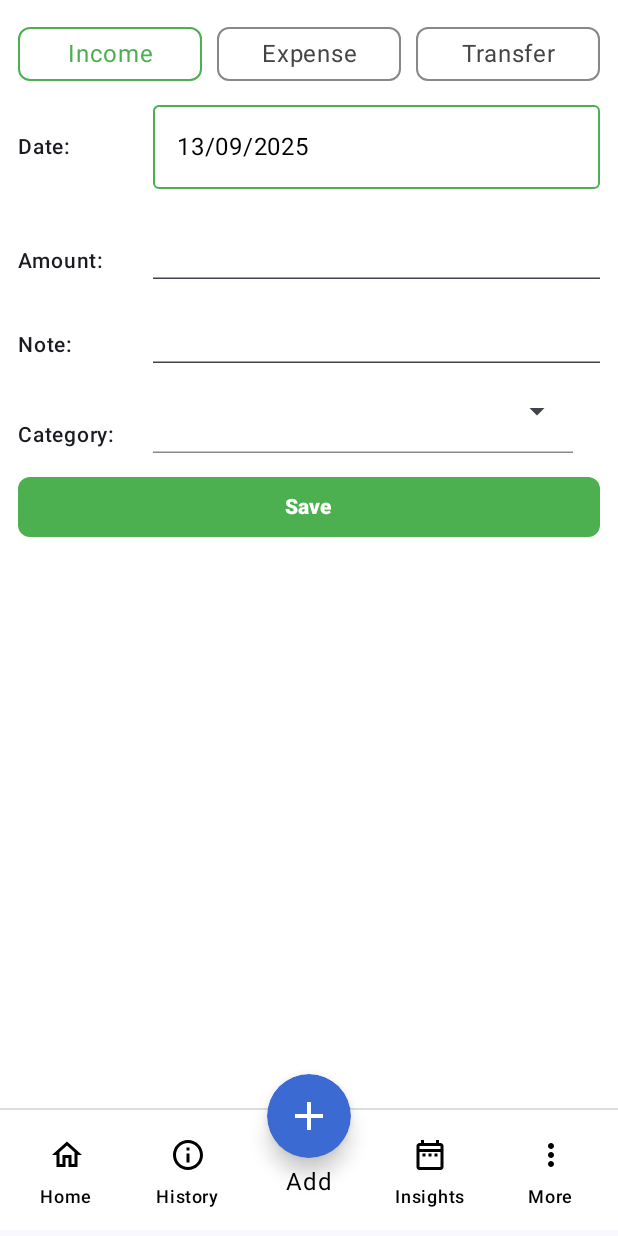
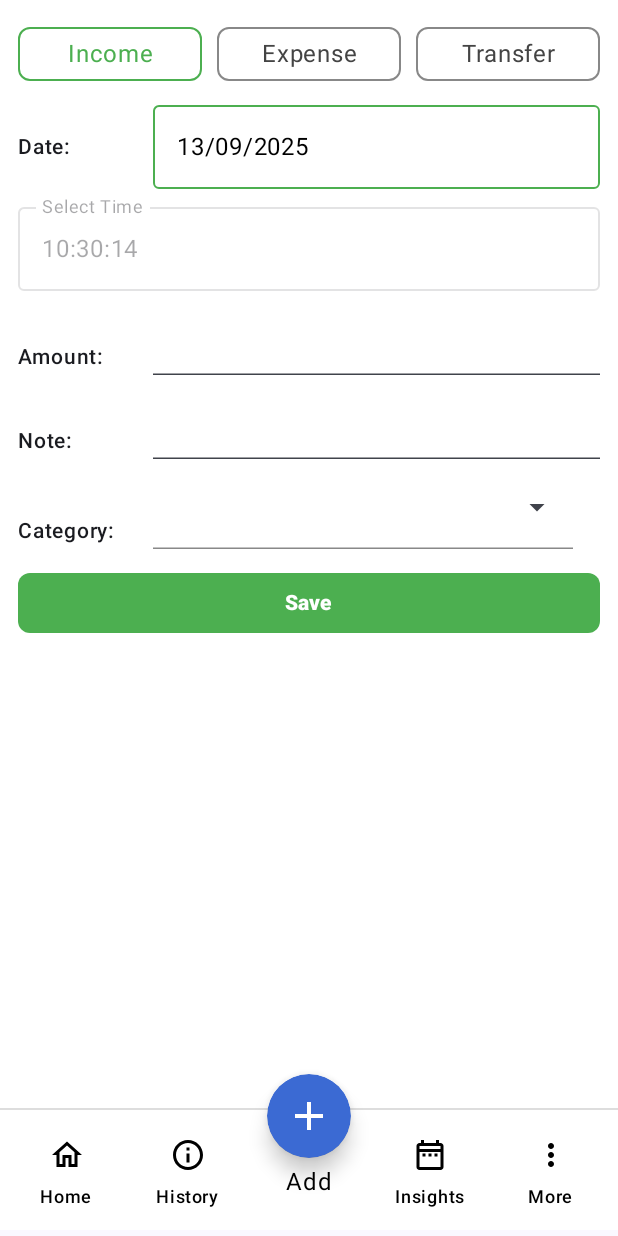
Before and after one commit to 21AbhishekKS/SpendWiz, an Android app built with Jetpack Compose: the screen it shows after launch (MainActivity), after a tap on "Add", on a phone screen of 412 x 824 dp. Run offline under Robolectric (Android 15) with nearby library versions, the light colour scheme and no system bars; our stand-ins replace Room's generated code, livedata-compose; libraries missing offline, so code that uses them is left out: com.aay.compose.

Commit message:
Time field added to database

```diff
--- a/app/src/main/java/com/abhi/expencetracker/Database/money/Money.kt
+++ b/app/src/main/java/com/abhi/expencetracker/Database/money/Money.kt
@@ -3,6 +3,9 @@ package com.abhi.expencetracker.Database.money
 import androidx.room.Entity
 import androidx.room.Index
 import androidx.room.PrimaryKey
+import java.text.SimpleDateFormat
+import java.util.Date
+import java.util.Locale
 
 @Entity(
     tableName = "money",
@@ -15,8 +18,15 @@ import androidx.room.PrimaryKey
     val description: String,
     val type: TransactionType,
     val date: String,
+    val time: String = getCurrentTime(),   // stores only time (default current)
     val upiRefNo: String? = null,
     val bankName: String? = null,
     val category: String = "Others",
     val subCategory: String? = null
-)
+){
+    companion object {
+        fun getCurrentTime(): String {
+            return SimpleDateFormat("HH:mm:ss", Locale.getDefault()).format(Date())
+        }
+    }
+}
--- a/app/src/main/java/com/abhi/expencetracker/Database/money/TransactionWithDate.kt
+++ /dev/null
@@ -1,6 +0,0 @@
-package com.abhi.expencetracker.Database.money
-
-data class TransactionWithDate(
-    val dateString: String,
-    val moneyList: List<Money>
-)
--- a/app/src/main/java/com/abhi/expencetracker/Screens/Add.kt
+++ b/app/src/main/java/com/abhi/expencetracker/Screens/Add.kt
@@ -33,7 +33,9 @@ import com.abhi.expencetracker.ViewModels.AddScreenViewModel
 import java.text.SimpleDateFormat
 import java.util.*
 import com.abhi.expencetracker.Database.money.CategoryData.*
+import com.abhi.expencetracker.Database.money.Money
 import com.abhi.expencetracker.ViewModels.CategoryViewModel
+import com.abhi.expencetracker.utils.TimePickerField
 
 @OptIn(ExperimentalMaterial3Api::class, ExperimentalLayoutApi::class)
 @RequiresApi(Build.VERSION_CODES.O)
@@ -58,7 +60,11 @@ fun AddScreen(
     var selectedSubCategory by rememberSaveable { mutableStateOf("") }
     var amount by rememberSaveable { mutableStateOf("") }
     var description by rememberSaveable { mutableStateOf("") }
-
+    var selectedTime by rememberSaveable {
+        mutableStateOf(
+             Money.getCurrentTime()  // only default if no incoming time
+        )
+    }
     val dateFormatter = SimpleDateFormat("dd/MM/yyyy", Locale.getDefault())
     var currentDate by rememberSaveable { mutableStateOf(dateFormatter.format(Date())) }
     val calendar = Calendar.getInstance()
@@ -130,6 +136,7 @@ fun AddScreen(
             description = description.ifBlank { "No description" },
             type = typeEnum,
             date = currentDate,
+            time = selectedTime,
             category = finalCategory,
             subCategory = selectedSubCategory.ifBlank { "General" }
         )
@@ -229,7 +236,12 @@ fun AddScreen(
                 )
             }
         }
-
+        TimePickerField(
+            selectedTime = selectedTime,
+            onTimeSelected = { newTime ->
+                selectedTime = newTime
+            }
+        )
         // Amount & Note
         FieldRow(
             label = "Amount",
--- a/app/src/main/java/com/abhi/expencetracker/Screens/InsightsScreen.kt
+++ b/app/src/main/java/com/abhi/expencetracker/Screens/InsightsScreen.kt
@@ -283,7 +283,8 @@ fun InsightsScreen(
                                                             "&type=${enc(item.type.toString())}" +
                                                             "&category=${enc(item.category ?: "")}" +
                                                             "&subCategory=${enc(item.subCategory ?: "")}" +
-                                                            "&date=${enc(item.date ?: "")}"
+                                                            "&date=${enc(item.date ?: "")}" +
+                                                            "&time=${item.time}"
                                                 )
                                             } else {
                                                 if (selectedItems.contains(itemId)) {
--- a/app/src/main/java/com/abhi/expencetracker/ViewModels/AddScreenViewModel.kt
+++ b/app/src/main/java/com/abhi/expencetracker/ViewModels/AddScreenViewModel.kt
@@ -58,6 +58,7 @@ class AddScreenViewModel : ViewModel() {
         description: String,
         type: TransactionType,
         category: String,
+        time: String,
         subCategory: String,
         date: String
     ) = viewModelScope.launch(Dispatchers.IO) {
@@ -69,7 +70,8 @@ class AddScreenViewModel : ViewModel() {
             type = type,
             category = category,
             subCategory = subCategory,
-            date = date
+            date = date,
+            time = time
         )
         moneyDao.updateMoney(updated)
     }
@@ -117,6 +119,7 @@ class AddScreenViewModel : ViewModel() {
         description: String,
         type: TransactionType,
         date: String,
+        time: String,
         category: String = "Others",
         subCategory: String? = null
     ) {
@@ -127,6 +130,7 @@ class AddScreenViewModel : ViewModel() {
                 description = description,
                 type = type,
                 date = date,
+                time = time,
                 category = category,
                 subCategory = subCategory
             )
--- a/app/src/main/java/com/abhi/expencetracker/navigation/BottomNav.kt
+++ b/app/src/main/java/com/abhi/expencetracker/navigation/BottomNav.kt
@@ -103,7 +103,7 @@ val context = LocalContext.current
                 composable(
                     route = Routes.UpdateScreen.route +
                             "?description={description}&amount={amount}&id={id}&type={type}" +
-                            "&category={category}&subCategory={subCategory}&date={date}",
+                            "&category={category}&subCategory={subCategory}&date={date}&time={time}",
                     arguments = listOf(
                         navArgument("description") { type = NavType.StringType; defaultValue = "" },
                         navArgument("amount") { type = NavType.FloatType; defaultValue = 0f },
@@ -111,7 +111,8 @@ val context = LocalContext.current
                         navArgument("type") { type = NavType.StringType; defaultValue = TransactionType.EXPENSE.toString() },
                         navArgument("category") { type = NavType.StringType; defaultValue = "" },
                         navArgument("subCategory") { type = NavType.StringType; defaultValue = "" },
-                        navArgument("date") { type = NavType.StringType; defaultValue = "" }
+                        navArgument("date") { type = NavType.StringType; defaultValue = "" },
+                        navArgument("time") { type = NavType.StringType; defaultValue = "" }
                     )
                 ) { backStackEntry ->
                     val description = backStackEntry.arguments?.getString("description") ?: ""
@@ -122,6 +123,7 @@ val context = LocalContext.current
                     val category = backStackEntry.arguments?.getString("category") ?: ""
                     val subCategory = backStackEntry.arguments?.getString("subCategory") ?: ""
                     val date = backStackEntry.arguments?.getString("date") ?: ""
+                    val time = backStackEntry.arguments?.getString("time") ?: ""
 
                     UpdateScreen(
                         viewModel = moneyViewModel,
@@ -133,7 +135,8 @@ val context = LocalContext.current
                         type = type.name,
                         category = category,
                         subCategory = subCategory,
-                        date = date
+                        date = date,
+                        time = time
                     )
                 }
 
--- /dev/null
+++ b/app/src/main/java/com/abhi/expencetracker/utils/TimePickerField.kt
@@ -0,0 +1,61 @@
+package com.abhi.expencetracker.utils
+
+import android.app.TimePickerDialog
+import androidx.compose.foundation.clickable
+import androidx.compose.foundation.layout.Box
+import androidx.compose.foundation.layout.fillMaxWidth
+import androidx.compose.material3.OutlinedTextField
+import androidx.compose.material3.Text
+import androidx.compose.runtime.Composable
+import androidx.compose.runtime.remember
+import androidx.compose.ui.Modifier
+import androidx.compose.ui.platform.LocalContext
+import java.util.Calendar
+
+@Composable
+fun TimePickerField(
+    selectedTime: String,
+    onTimeSelected: (String) -> Unit
+) {
+    val context = LocalContext.current
+
+    Box(
+        modifier = Modifier
+            .fillMaxWidth()
+            .clickable {
+                val calendar = Calendar.getInstance()
+
+                // Pre-fill with already selected time if available
+                if (selectedTime.isNotEmpty()) {
+                    val parts = selectedTime.split(":")
+                    if (parts.size == 2) {
+                        calendar.set(Calendar.HOUR_OF_DAY, parts[0].toInt())
+                        calendar.set(Calendar.MINUTE, parts[1].toInt())
+                    }
+                }
+
+                val hour = calendar.get(Calendar.HOUR_OF_DAY)
+                val minute = calendar.get(Calendar.MINUTE)
+
+                TimePickerDialog(
+                    context,
+                    { _, selectedHour: Int, selectedMinute: Int ->
+                        val formattedTime = String.format("%02d:%02d", selectedHour, selectedMinute)
+                        onTimeSelected(formattedTime)
+                    },
+                    hour,
+                    minute,
+                    false
+                ).show()
+            }
+    ) {
+        OutlinedTextField(
+            value = selectedTime,
+            onValueChange = {},
+            label = { Text("Select Time") },
+            readOnly = true,
+            enabled = false, // disable editing
+            modifier = Modifier.fillMaxWidth()
+        )
+    }
+}
--- a/app/src/main/java/com/abhi/expencetracker/utils/TransactionList.kt
+++ b/app/src/main/java/com/abhi/expencetracker/utils/TransactionList.kt
@@ -59,7 +59,8 @@ fun TransactionList(
                                     "&type=$type" +
                                     "&category=$category" +
                                     "&subCategory=$subCategory" +
-                                    "&date=$date"
+                                    "&date=$date" +
+                                    "&time=${item.time }"
                         )
                     })
                 }
```
Also changed, not shown: app/src/main/java/com/abhi/expencetracker/Screens/UpdateScreen.kt (+16 -4 lines).
